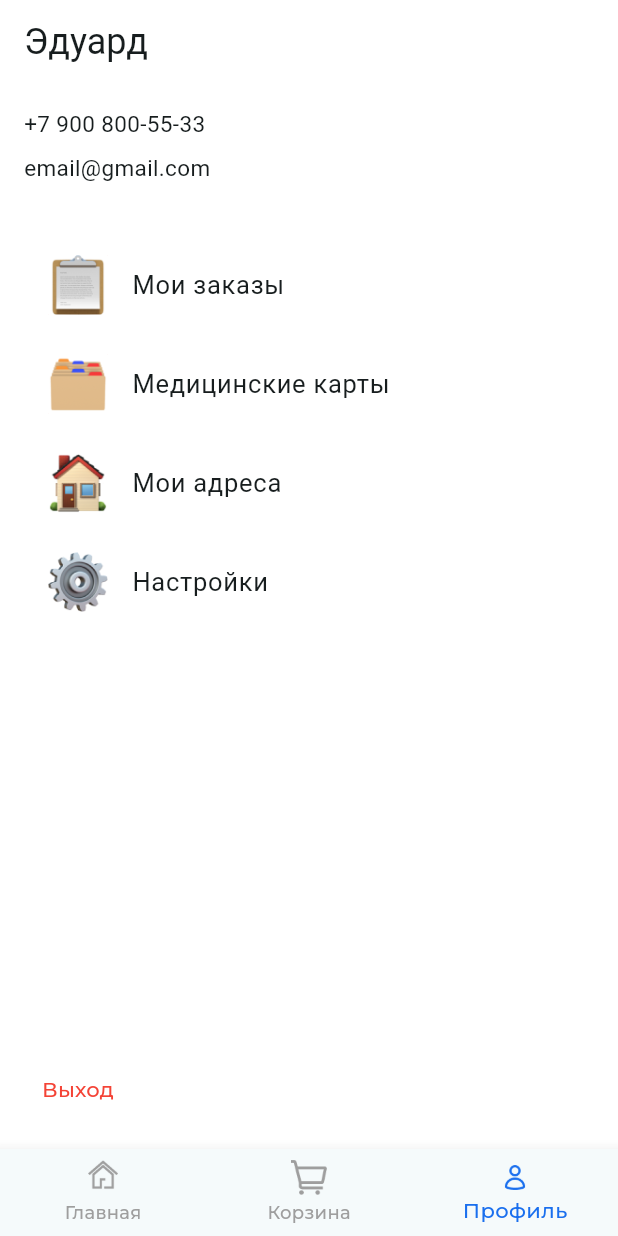
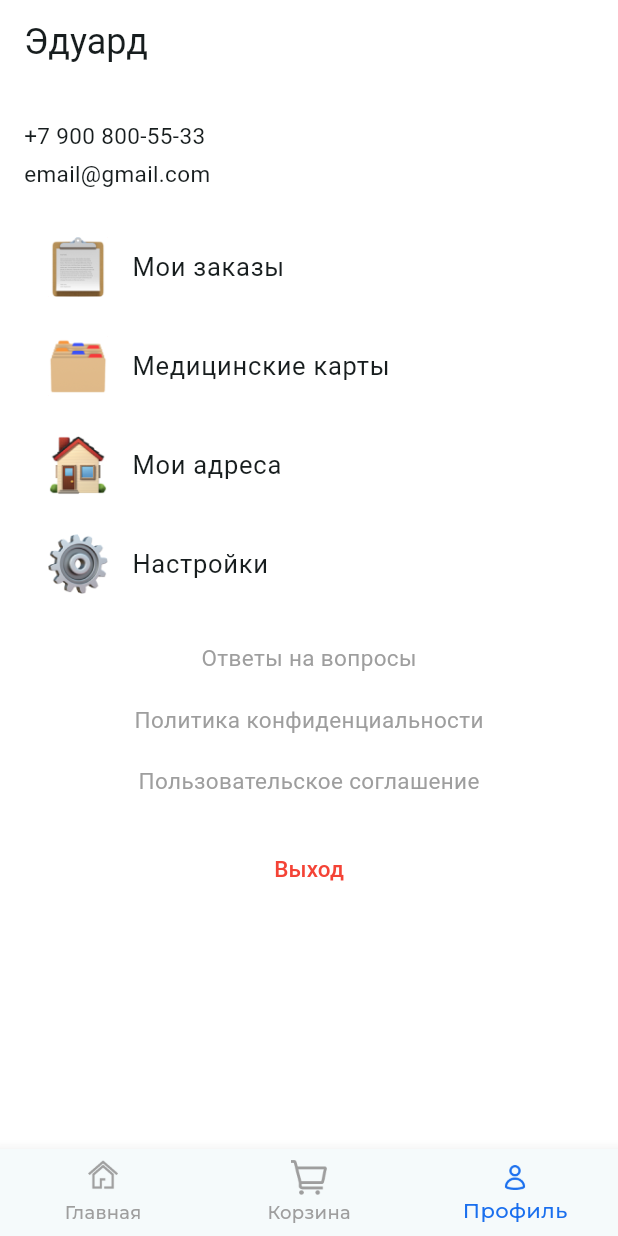
Before and after one commit to KatrinKH/pcs_7, a Flutter app: the screen it shows after launch, item 3 of the bottom bar chosen, on a phone screen of 412 x 824 dp. Run offline on Flutter 3.47's test engine with Material 3 defaults, Android fonts, the phone set to English and light mode, and no system bars; Roboto replaces fonts that are missing (Montserrat-Light, Montserrat-Medium, Montserrat-Regular); project files that could hold a hidden picture were left out.

Commit message:
Финальное редактирование

```diff
--- a/lib/pages/profile_page.dart
+++ b/lib/pages/profile_page.dart
@@ -5,43 +5,38 @@ class ProfilePage extends StatelessWidget {
   Widget build(BuildContext context) {
     return Scaffold(
       appBar: AppBar(
-        title: Row(
-          mainAxisAlignment: MainAxisAlignment.start,
-          children: [
-            Text(
+        title: const Text(
           'Эдуард',
           style: TextStyle(
             fontFamily: 'Montserrat-Medium',
             fontSize: 24,
           ),
         ),
-          ],
-        ),
         backgroundColor: Colors.white,
         elevation: 0,
       ),
       body: Padding(
-        padding: const EdgeInsets.all(16.0),
+        padding: const EdgeInsets.symmetric(horizontal: 16.0),
         child: Column(
           crossAxisAlignment: CrossAxisAlignment.start,
           children: [
-            Text(
+            const SizedBox(height: 24),
+            const Text(
               '+7 900 800-55-33',
               style: TextStyle(
                 fontFamily: 'Montserrat-Medium',
                 fontSize: 15,
               ),
             ),
-            SizedBox(height: 8),
-
-            Text(
+            const SizedBox(height: 4),
+            const Text(
               'email@gmail.com',
               style: TextStyle(
                 fontFamily: 'Montserrat-Medium',
                 fontSize: 15,
               ),
             ),
-            SizedBox(height: 40),
+            const SizedBox(height: 24),
 
             ListTile(
               leading: Image.asset(
@@ -58,8 +53,8 @@ class ProfilePage extends StatelessWidget {
               ),
               onTap: () {},
             ),
-            SizedBox(height: 10),
 
+            const SizedBox(height: 10),
             ListTile(
               leading: Image.asset(
                 'assets/icons/2.Карты.png',
@@ -75,8 +70,8 @@ class ProfilePage extends StatelessWidget {
               ),
               onTap: () {},
             ),
-            SizedBox(height: 10),
 
+            const SizedBox(height: 10),
             ListTile(
               leading: Image.asset(
                 'assets/icons/3.Адреса.png',
@@ -92,8 +87,8 @@ class ProfilePage extends StatelessWidget {
               ),
               onTap: () {},
             ),
-            SizedBox(height: 10),
 
+            const SizedBox(height: 10),
             ListTile(
               leading: Image.asset(
                 'assets/icons/4.Настройки.png',
@@ -109,12 +104,52 @@ class ProfilePage extends StatelessWidget {
               ),
               onTap: () {},
             ),
-            Spacer(),
+            const SizedBox(height: 24),
 
+            Center(
+              child: Column(
+                crossAxisAlignment: CrossAxisAlignment.center,
+                children: [
+                  const Text(
+                    'Ответы на вопросы',
+                    style: TextStyle(
+                      fontFamily: 'Montserrat-Light',
+                      color: Colors.grey,
+                      fontSize: 15,
+                    ),
+                  ),
+                  const SizedBox(height: 20),
+                  const Text(
+                    'Политика конфиденциальности',
+                    style: TextStyle(
+                      fontFamily: 'Montserrat-Light',
+                      color: Colors.grey,
+                      fontSize: 15,
+                    ),
+                  ),
+                  const SizedBox(height: 20),
+                  const Text(
+                    'Пользовательское соглашение',
+                    style: TextStyle(
+                      fontFamily: 'Montserrat-Light',
+                      color: Colors.grey,
+                      fontSize: 15,
+                    ),
+                  ),
+                  const SizedBox(height: 24),
                   TextButton(
                     onPressed: () {},
-              child: Text('Выход'),
-              style: TextButton.styleFrom(foregroundColor: Colors.red),
+                    child: const Text(
+                      'Выход',
+                      style: TextStyle(
+                        fontFamily: 'Montserrat-Light',
+                        color: Colors.red,
+                        fontSize: 15,
+                      ),
+                    ),
+                  ),
+                ],
+              ),
             ),
           ],
         ),
```
Lines whose indentation alone changed are shown as unchanged.
